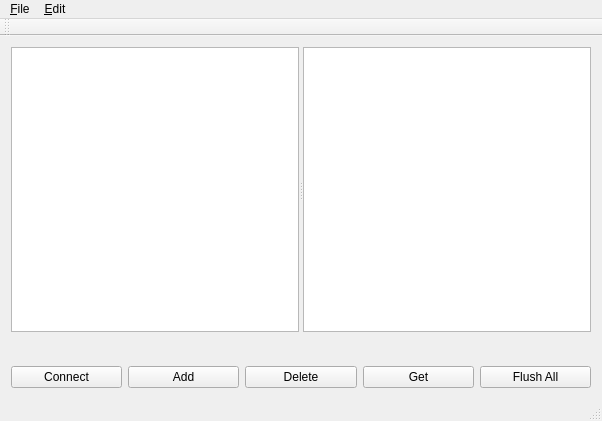
Qt form mci.ui (spuriousdata/mcli) before a commit.
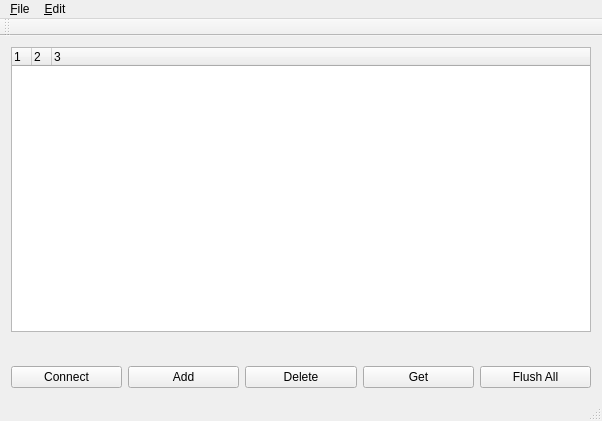
The same form after that commit.

```diff
--- a/mci.ui
+++ b/mci.ui
@@ -28,8 +28,56 @@
         <property name="orientation">
          <enum>Qt::Horizontal</enum>
         </property>
-        <widget class="QTreeView" name="ltree"/>
-        <widget class="QTreeView" name="rtree"/>
+        <widget class="QTreeWidget" name="maintree">
+         <property name="indentation">
+          <number>20</number>
+         </property>
+         <property name="uniformRowHeights">
+          <bool>true</bool>
+         </property>
+         <property name="animated">
+          <bool>true</bool>
+         </property>
+         <property name="headerHidden">
+          <bool>false</bool>
+         </property>
+         <property name="columnCount">
+          <number>3</number>
+         </property>
+         <attribute name="headerDefaultSectionSize">
+          <number>20</number>
+         </attribute>
+         <attribute name="headerMinimumSectionSize">
+          <number>10</number>
+         </attribute>
+         <attribute name="headerShowSortIndicator" stdset="0">
+          <bool>false</bool>
+         </attribute>
+         <attribute name="headerDefaultSectionSize">
+          <number>20</number>
+         </attribute>
+         <attribute name="headerMinimumSectionSize">
+          <number>10</number>
+         </attribute>
+         <attribute name="headerShowSortIndicator" stdset="0">
+          <bool>false</bool>
+         </attribute>
+         <column>
+          <property name="text">
+           <string notr="true">1</string>
+          </property>
+         </column>
+         <column>
+          <property name="text">
+           <string notr="true">2</string>
+          </property>
+         </column>
+         <column>
+          <property name="text">
+           <string notr="true">3</string>
+          </property>
+         </column>
+        </widget>
        </widget>
       </item>
       <item>
```
